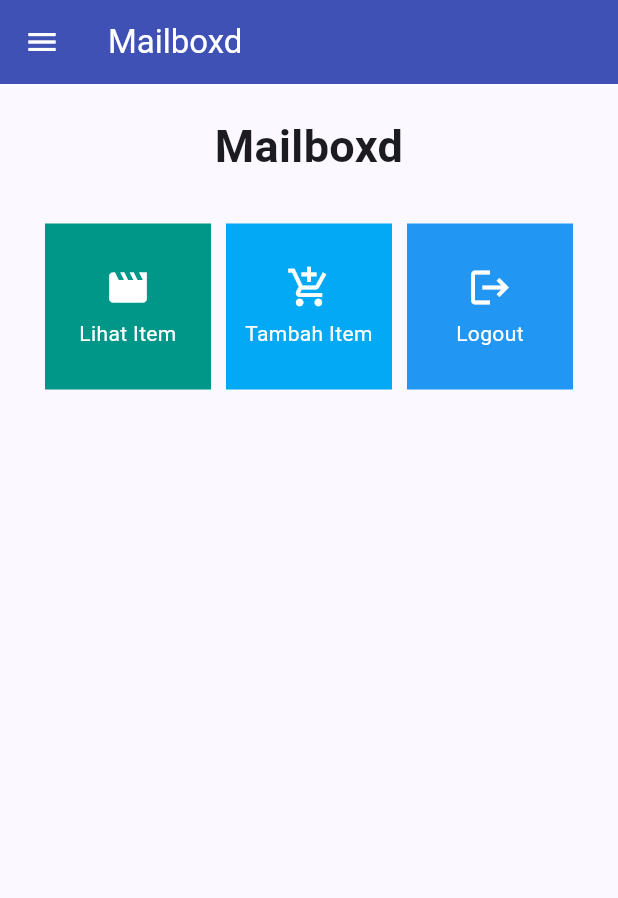
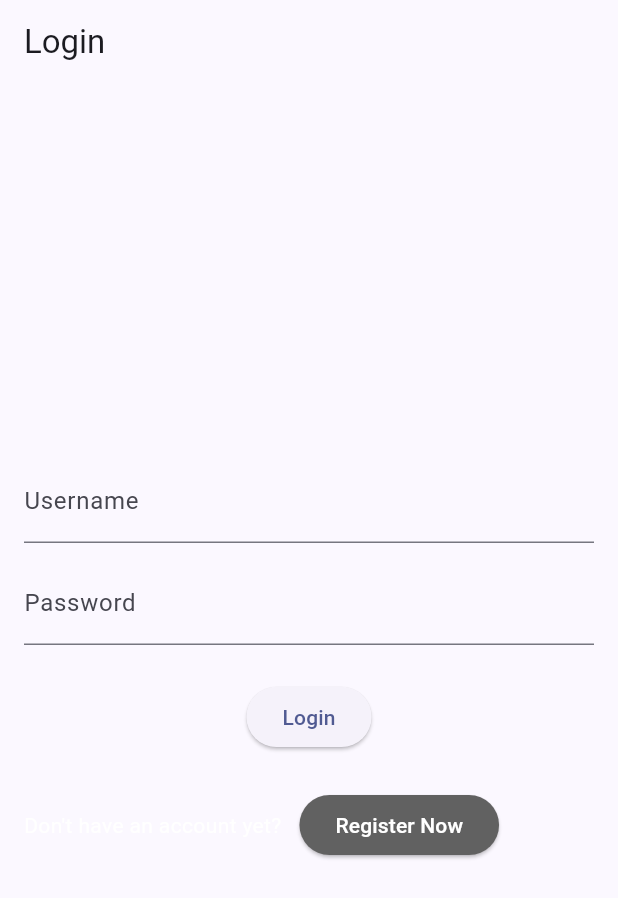
Before and after one commit to RizvanuSN/Mailboxd, a Flutter app: the screen it shows after launch, on a phone screen of 412 x 824 dp. Shown: the top 898 px of the screen. Run offline on Flutter 3.47's test engine with Material 2 defaults, Android fonts, the phone set to English and light mode, and no system bars; missing offline and left inert: pbp_django_auth.

Commit message:
bismillah selesai tugas9

```diff
--- a/lib/main.dart
+++ b/lib/main.dart
@@ -1,23 +1,30 @@
 import 'package:flutter/material.dart';
+import 'package:mailboxd/screens/login.dart';
 import 'package:mailboxd/screens/menu.dart';
+import 'package:pbp_django_auth/pbp_django_auth.dart';
+import 'package:provider/provider.dart';
 
 void main() {
   runApp(const MyApp());
 }
 
 class MyApp extends StatelessWidget {
-  const MyApp({super.key});
+  const MyApp({Key? key}) : super(key: key);
 
-  // This widget is the root of your application.
   @override
   Widget build(BuildContext context) {
-    return MaterialApp(
-      title: 'Flutter Demo',
-      theme: ThemeData(
-        colorScheme: ColorScheme.fromSeed(seedColor: Colors.indigo),
-        useMaterial3: true,
-      ),
-      home: MyHomePage(),
+    return Provider(
+      create: (_) {
+        CookieRequest request = CookieRequest();
+        return request;
+      },
+      child: MaterialApp(
+          title: 'Flutter App',
+          theme: ThemeData(
+            colorScheme: ColorScheme.fromSeed(seedColor: Colors.indigo),
+            useMaterial3: true,
+          ),
+          home: LoginPage()),
     );
   }
 }
--- /dev/null
+++ b/lib/screens/login.dart
@@ -0,0 +1,142 @@
+import 'package:mailboxd/screens/menu.dart';
+import 'package:mailboxd/screens/menu.dart';
+import 'package:flutter/material.dart';
+import 'package:mailboxd/screens/register.dart';
+import 'package:pbp_django_auth/pbp_django_auth.dart';
+import 'package:provider/provider.dart';
+
+void main() {
+  runApp(const LoginApp());
+}
+
+class LoginApp extends StatelessWidget {
+  const LoginApp({super.key});
+
+  @override
+  Widget build(BuildContext context) {
+    return MaterialApp(
+      title: 'Login',
+      theme: ThemeData(
+        primarySwatch: Colors.blue,
+      ),
+      home: const LoginPage(),
+    );
+  }
+}
+
+class LoginPage extends StatefulWidget {
+  const LoginPage({super.key});
+
+  @override
+  _LoginPageState createState() => _LoginPageState();
+}
+
+class _LoginPageState extends State<LoginPage> {
+  final TextEditingController _usernameController = TextEditingController();
+  final TextEditingController _passwordController = TextEditingController();
+
+  @override
+  Widget build(BuildContext context) {
+    final request = context.watch<CookieRequest>();
+    return Scaffold(
+      appBar: AppBar(
+        title: const Text('Login'),
+      ),
+      body: Container(
+        padding: const EdgeInsets.all(16.0),
+        child: Column(
+          mainAxisAlignment: MainAxisAlignment.center,
+          children: [
+            TextField(
+              controller: _usernameController,
+              decoration: const InputDecoration(
+                labelText: 'Username',
+              ),
+            ),
+            const SizedBox(height: 12.0),
+            TextField(
+              controller: _passwordController,
+              decoration: const InputDecoration(
+                labelText: 'Password',
+              ),
+              obscureText: true,
+            ),
+            const SizedBox(height: 24.0),
+            ElevatedButton(
+              onPressed: () async {
+                String username = _usernameController.text;
+                String password = _passwordController.text;
+
+                // Cek kredensial
+                // TODO: Ganti URL dan jangan lupa tambahkan trailing slash (/) di akhir URL!
+                // Untuk menyambungkan Android emulator dengan Django pada localhost,
+                // gunakan URL http://10.0.2.2/
+                final response =
+                    await request.login("http://localhost:8000/auth/login/", {
+                  'username': username,
+                  'password': password,
+                });
+
+                if (request.loggedIn) {
+                  String message = response['message'];
+                  String uname = response['username'];
+                  Navigator.pushReplacement(
+                    context,
+                    MaterialPageRoute(builder: (context) => MyHomePage()),
+                  );
+                  ScaffoldMessenger.of(context)
+                    ..hideCurrentSnackBar()
+                    ..showSnackBar(SnackBar(
+                        content: Text("$message Selamat datang, $uname.")));
+                } else {
+                  showDialog(
+                    context: context,
+                    builder: (context) => AlertDialog(
+                      title: const Text('Login Gagal'),
+                      content: Text(response['message']),
+                      actions: [
+                        TextButton(
+                          child: const Text('OK'),
+                          onPressed: () {
+                            Navigator.pop(context);
+                          },
+                        ),
+                      ],
+                    ),
+                  );
+                }
+              },
+              child: const Text('Login'),
+            ),
+            const SizedBox(height: 24.0),
+            Row(
+              children: [
+                const Text(
+                  "Don't have an account yet?",
+                  style: TextStyle(color: Colors.white),
+                ),
+                const SizedBox(width: 12.0),
+                ElevatedButton(
+                  child: const Text(
+                    'Register Now',
+                    style: TextStyle(color: Colors.white),
+                  ),
+                  style: ButtonStyle(
+                    backgroundColor:
+                        MaterialStateProperty.all<Color>(Colors.grey.shade700),
+                  ),
+                  onPressed: () {
+                    Navigator.push(
+                      context,
+                      MaterialPageRoute(builder: (context) => RegisterPage()),
+                    );
+                  },
+                ),
+              ],
+            ),
+          ],
+        ),
+      ),
+    );
+  }
+}
--- a/pubspec.yaml
+++ b/pubspec.yaml
@@ -35,6 +35,9 @@
   # The following adds the Cupertino Icons font to your application.
   # Use with the CupertinoIcons class for iOS style icons.
   cupertino_icons: ^1.0.2
+  provider: ^6.1.1
+  pbp_django_auth: ^0.4.0
+  http: ^1.1.0
 
 dev_dependencies:
   flutter_test:
```
Also changed, not shown: lib/models/item.dart (+63 -4 lines), lib/screens/detail_item.dart (added, +39 -0 lines), lib/screens/list_item.dart (added, +97 -0 lines), lib/screens/register.dart (added, +138 -0 lines), lib/screens/see_film.dart (deleted, +0 -29 lines), lib/screens/shoplist_form.dart (+74 -37 lines), lib/widgets/left_drawer.dart (+6 -5 lines), lib/widgets/shop_card.dart (+29 -9 lines), pubspec.lock, 3 other files.
